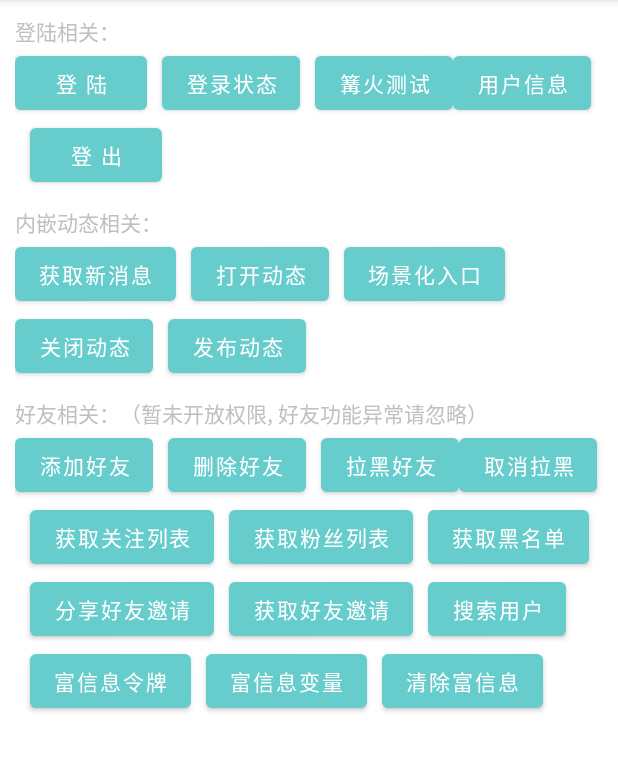
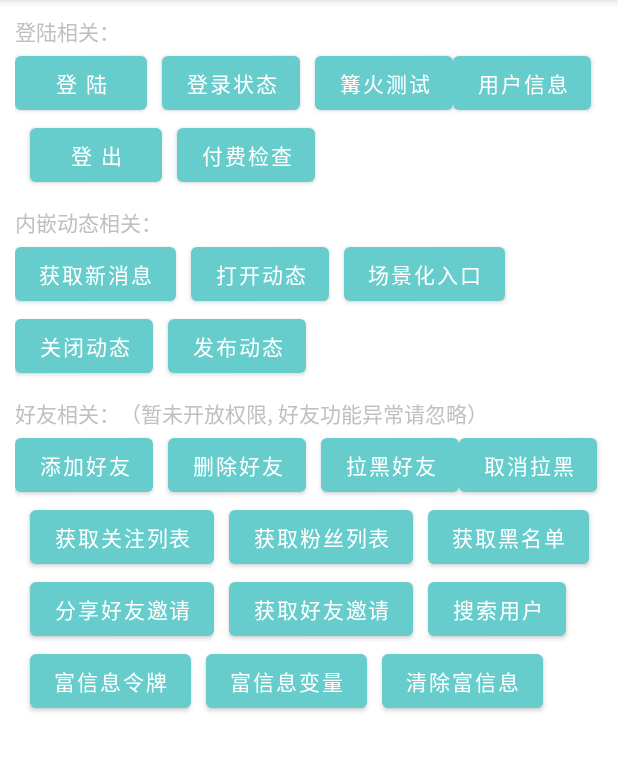
Before and after one commit to taptap/TapSDK-Android, an Android app: the screen it shows after launch (MainActivity), after a tap on "登 陆", on a phone screen of 412 x 824 dp, the part 84-856 px from its top. Run offline under Robolectric (Android 15) with nearby library versions, the phone set to English and light mode, and no system bars; our stand-ins replace FlexboxLayout; libraries missing offline, so code that uses them is left out: com.tapsdk.bootstrap, com.tapsdk.friends, com.tapsdk.moment, com.taptap.pay, com.tds.common and 1 more; 10 statements that could not run were skipped.

Commit message:
添加付费验证

```diff
--- a/app/build.gradle
+++ b/app/build.gradle
@@ -8,6 +8,7 @@ android {
 
     defaultConfig {
         applicationId "com.tds.demo"
+//        applicationId "com.tds.jemy"
         minSdkVersion 21
         targetSdkVersion 30
         versionCode 1
--- a/app/src/main/java/com/example/tapsdk_android_demo/MainActivity.java
+++ b/app/src/main/java/com/example/tapsdk_android_demo/MainActivity.java
@@ -21,6 +21,8 @@ import com.tapsdk.friends.entities.TapUserRelationship;
 import com.tapsdk.friends.exceptions.TapFriendError;
 import com.tapsdk.moment.TapMoment;
 
+import com.taptap.pay.sdk.library.TapLicenseCallback;
+import com.taptap.pay.sdk.library.TapLicenseHelper;
 import com.tds.common.entities.AccessToken;
 import com.tds.common.entities.TapConfig;
 import com.tds.common.entities.TapDBConfig;
@@ -59,6 +61,7 @@ public class MainActivity extends AppCompatActivity implements View.OnClickListe
     private Button btTapRichToken;
     private Button btTapRichVar;
     private Button btTapRichClear;
+    private Button btTapLicense;
 
     private Map<String, String> extras;
     private static final String TAG = "LeeJiEun ===> ";
@@ -82,6 +85,7 @@ public class MainActivity extends AppCompatActivity implements View.OnClickListe
         btTapGouhuo = findViewById(R.id.btn_tap_gouhuo);
         btTapUserInfo = findViewById(R.id.btn_tap_userinfo);
         btTapLogout = findViewById(R.id.btn_tap_logout);
+        btTapLicense = findViewById(R.id.btn_tap_license);
         // 内嵌动态相关
         btTapFetchNotification = findViewById(R.id.btn_tap_fetch_notification);
         btTapOpenMoment = findViewById(R.id.btn_tap_open_moment);
@@ -110,6 +114,7 @@ public class MainActivity extends AppCompatActivity implements View.OnClickListe
         btTapGouhuo.setOnClickListener(this);
         btTapUserInfo.setOnClickListener(this);
         btTapLogout.setOnClickListener(this);
+        btTapLicense.setOnClickListener(this);
         // 内嵌动态相关
         btTapFetchNotification.setOnClickListener(this);
         btTapOpenMoment.setOnClickListener(this);
@@ -147,10 +152,12 @@ public class MainActivity extends AppCompatActivity implements View.OnClickListe
         TapConfig tapConfig = new TapConfig.Builder()
                 .withAppContext(getApplicationContext())
                 .withRegionType(TapRegionType.CN) // TapRegionType.CN: 国内  TapRegionType.IO: 国外
-//                .withClientId("FwFdCIr6u71WQDQwQN")
-                .withClientId("0RiAlMny7jiz086FaU")
-//                .withClientSecret("ajDdGCaPI1gwvIq6jp9EbVd48jjwNPGL")
-                .withClientSecret("8V8wemqkpkxmAN7qKhvlh6v0pXc8JJzEZe3JFUnU")
+                .withClientId("FwFdCIr6u71WQDQwQN")
+//                .withClientId("0RiAlMny7jiz086FaU")
+//                .withClientId("IKtnjfNWxSdj5GkZJy")
+                .withClientSecret("ajDdGCaPI1gwvIq6jp9EbVd48jjwNPGL")
+//                .withClientSecret("8V8wemqkpkxmAN7qKhvlh6v0pXc8JJzEZe3JFUnU")
+//                .withClientSecret("5pqSh3xTdmxyGNIG1E5OJf2OZrAonOM1Tx3IYxBu")
                 .withTapDBConfig(tapDBConfig)
                 .build();
         TapBootstrap.init(MainActivity.this, tapConfig);
@@ -225,6 +232,10 @@ public class MainActivity extends AppCompatActivity implements View.OnClickListe
                 // 登出功能
                 taptapLogout();
                 break;
+            case R.id.btn_tap_license:
+                // 付费验证
+                taptapLicense();
+                break;
             case R.id.btn_tap_fetch_notification:
                 // 获取新消息
                 taptapFetchNotification();
@@ -295,6 +306,17 @@ public class MainActivity extends AppCompatActivity implements View.OnClickListe
                 taptapRichClear();
 
         }
+    }
+
+    private void taptapLicense() {
+        //默认情况下 SDK 会弹出不可由玩家手动取消的弹窗来避免未授权玩家进入游戏，如果需要回调来触发流程，请添加如下代码
+        TapLicenseHelper.setLicenseCallback(new TapLicenseCallback() {
+            @Override
+            public void onLicenseSuccess() {
+                Log.d(TAG, "用户已经付费购买");
+            }
+        });
+        TapLicenseHelper.check(this);
     }
 
     private void taptapRichClear() {
--- a/app/src/main/res/layout/activity_main.xml
+++ b/app/src/main/res/layout/activity_main.xml
@@ -60,6 +60,13 @@
                 android:layout_height="wrap_content"
                 android:layout_marginLeft="10dp"
                 android:text="登 出" />
+
+            <Button
+                android:id="@+id/btn_tap_license"
+                android:layout_width="wrap_content"
+                android:layout_height="wrap_content"
+                android:layout_marginLeft="10dp"
+                android:text="付费检查" />
         </com.google.android.flexbox.FlexboxLayout>
 
 
--- a/build.gradle
+++ b/build.gradle
@@ -5,7 +5,7 @@ buildscript {
         jcenter()
     }
     dependencies {
-        classpath "com.android.tools.build:gradle:4.1.3"
+        classpath 'com.android.tools.build:gradle:4.2.1'
 
         // NOTE: Do not place your application dependencies here; they belong
         // in the individual module build.gradle files
```
Also changed, not shown: gradle/wrapper/gradle-wrapper.properties, 437 other files.
